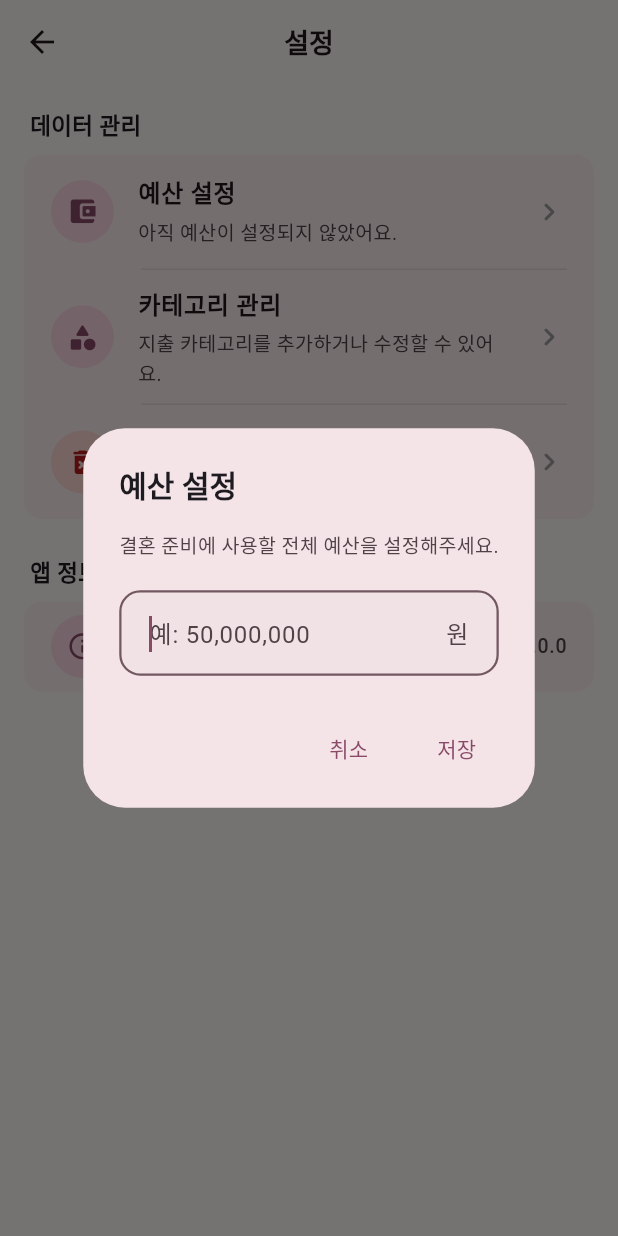
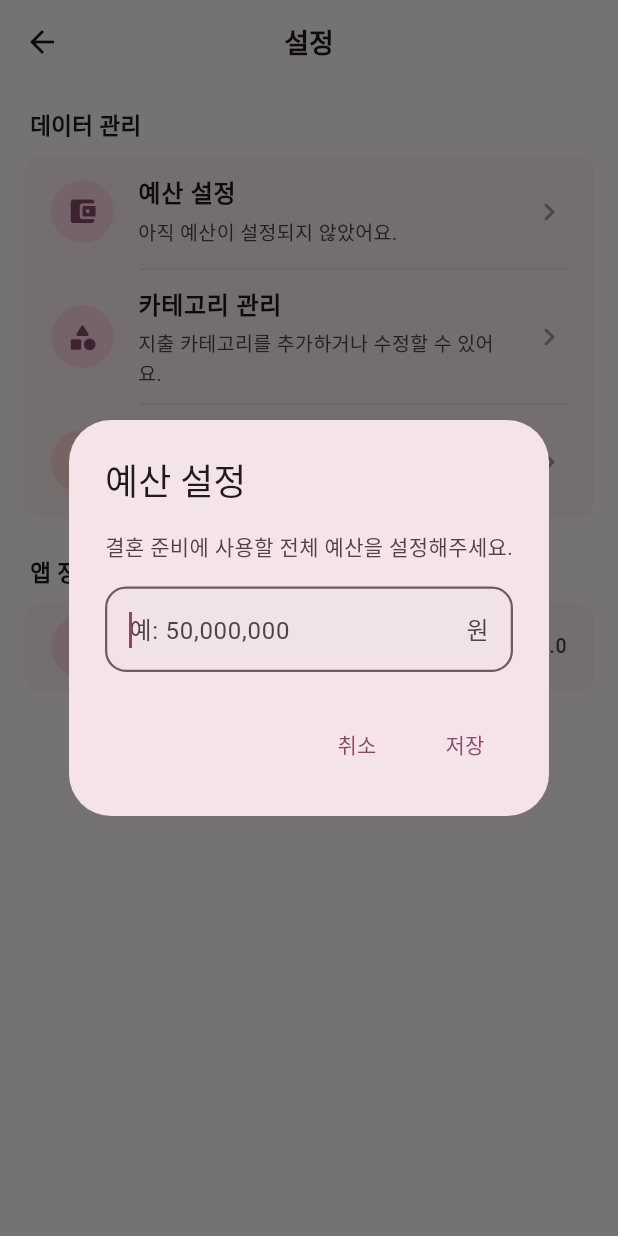
Before and after one commit to byeon-ji-young/wedding_money_manager_mobile, a Flutter app: the SettingsScreen screen opened directly, after a tap on "예산 설정", on a phone screen of 412 x 824 dp. Run offline on Flutter 3.47's test engine with Material 3 defaults, Android fonts, the phone set to English and light mode, and no system bars; our stand-ins replace google_fonts, sqflite; accounts and stored records are empty; Roboto replaces fonts that are missing (Jua).

Commit message:
refactor: 예산 설정 다이얼로그 공통화

```diff
--- a/lib/screens/category_management_screen.dart
+++ b/lib/screens/category_management_screen.dart
@@ -40,6 +40,7 @@ class _CategoryManagementScreenState extends State<CategoryManagementScreen> {
     });
   }
 
+  // 카테고리 등록 Dialog
   Future<void> showAddCategoryDialog() async {
     final controller = TextEditingController();
 
@@ -87,6 +88,7 @@ class _CategoryManagementScreenState extends State<CategoryManagementScreen> {
       },
     );
 
+    // 다이얼로그가 완전히 닫힌 다음 처리
     WidgetsBinding.instance.addPostFrameCallback((_) {
       controller.dispose();
 
@@ -96,6 +98,7 @@ class _CategoryManagementScreenState extends State<CategoryManagementScreen> {
     });
   }
 
+  // 카테고리 수정 Dialog
   Future<void> showEditCategoryDialog(Category category) async {
     final controller = TextEditingController(text: category.name);
 
@@ -147,6 +150,7 @@ class _CategoryManagementScreenState extends State<CategoryManagementScreen> {
       }),
     );
 
+    // 다이얼로그가 완전히 닫힌 다음 처리
     WidgetsBinding.instance.addPostFrameCallback((_) {
       controller.dispose();
 
--- a/lib/screens/settings_screen.dart
+++ b/lib/screens/settings_screen.dart
@@ -1,7 +1,11 @@
 import 'package:flutter/material.dart';
 
 import '../database/database_helper.dart';
+
 import '../models/settings.dart';
+
+import '../widgets/budget_dialog.dart';
+
 import 'category_management_screen.dart';
 
 class SettingsScreen extends StatefulWidget {
@@ -153,145 +157,6 @@ class _SettingsScreenState extends State<SettingsScreen> {
     );
   }
 
-  // 예산 설정 다이얼로그
-  Future<void> showBudgetDialog() async {
-    final budgetController = TextEditingController(
-      text: budget?.toString() ?? '',
-    );
-
-    await showDialog(
-      context: context,
-      builder: (context) {
-        String? errorMessage;
-
-        return StatefulBuilder(
-          builder: (context, setDialogState) {
-            final colorScheme = Theme.of(context).colorScheme;
-
-            return AlertDialog(
-              title: const Text(
-                '예산 설정',
-                style: TextStyle(fontSize: 20, fontWeight: FontWeight.bold),
-              ),
-              content: Column(
-                mainAxisSize: MainAxisSize.min,
-                crossAxisAlignment: CrossAxisAlignment.start,
-                children: [
-                  Text(
-                    '결혼 준비에 사용할 전체 예산을 설정해주세요.',
-                    style: TextStyle(
-                      fontSize: 13,
-                      color: colorScheme.onSurfaceVariant,
-                    ),
-                  ),
-                  const SizedBox(height: 20),
-
-                  TextField(
-                    controller: budgetController,
-                    keyboardType: TextInputType.number,
-                    autofocus: true,
-                    decoration: InputDecoration(
-                      hintText: '예: 50,000,000',
-                      suffixText: '원',
-                      filled: true,
-                      fillColor: colorScheme.surfaceContainerHighest.withValues(
-                        alpha: 0.5,
-                      ),
-                      border: OutlineInputBorder(
-                        borderRadius: BorderRadius.circular(14),
-                        borderSide: BorderSide.none,
-                      ),
-                      enabledBorder: OutlineInputBorder(
-                        borderRadius: BorderRadius.circular(14),
-                        borderSide: BorderSide.none,
-                      ),
-                      focusedBorder: OutlineInputBorder(
-                        borderRadius: BorderRadius.circular(14),
-                        borderSide: BorderSide(
-                          color: colorScheme.secondary,
-                          width: 1.5,
-                        ),
-                      ),
-                      contentPadding: const EdgeInsets.symmetric(
-                        horizontal: 16,
-                        vertical: 16,
-                      ),
-                    ),
-                  ),
-
-                  if (errorMessage != null) ...[
-                    const SizedBox(height: 8),
-                    Text(
-                      errorMessage!,
-                      style: TextStyle(color: colorScheme.error, fontSize: 13),
-                    ),
-                  ],
-                ],
-              ),
-              actionsPadding: const EdgeInsets.fromLTRB(20, 0, 20, 16),
-              actions: [
-                TextButton(
-                  onPressed: () {
-                    Navigator.pop(context);
-                  },
-                  child: const Text('취소'),
-                ),
-                TextButton(
-                  onPressed: () async {
-                    final value = int.tryParse(budgetController.text);
-
-                    if (value == null || value <= 0) {
-                      setDialogState(() {
-                        errorMessage = '올바른 금액을 입력해주세요.';
-                      });
-                      return;
-                    }
-
-                    if (budget == null) {
-                      await DatabaseHelper.instance.insertSetting(
-                        Settings(key: 'budget', value: value.toString()),
-                      );
-                    } else {
-                      final setting = await DatabaseHelper.instance.getSetting(
-                        'budget',
-                      );
-
-                      if (setting != null) {
-                        await DatabaseHelper.instance.updateSetting(
-                          Settings(
-                            id: setting.id,
-                            key: 'budget',
-                            value: value.toString(),
-                          ),
-                        );
-                      }
-                    }
-
-                    if (!context.mounted) {
-                      return;
-                    }
-
-                    Navigator.pop(context);
-                  },
-                  child: const Text('저장'),
-                ),
-              ],
-            );
-          },
-        );
-      },
-    );
-
-    // 다이얼로그가 완전히 닫힌 다음 처리
-    WidgetsBinding.instance.addPostFrameCallback((_) {
-      budgetController.dispose();
-
-      if (mounted) {
-        loadBudget();
-      }
-    });
-  }
-
   // 전체 데이터 초기화
   Future<void> resetAllData() async {
     final shouldReset = await showDialog<bool>(
@@ -367,7 +232,40 @@ class _SettingsScreenState extends State<SettingsScreen> {
                       subtitle: budget == null
                           ? '아직 예산이 설정되지 않았어요.'
                           : '${formatAmount(budget!)}원',
-                      onTap: showBudgetDialog,
+                      onTap: () async {
+                        final result = await showDialog<int>(
+                          context: context,
+                          builder: (context) =>
+                              BudgetDialog(currentBudget: budget),
+                        );
+
+                        if (result == null) {
+                          return;
+                        }
+
+                        final setting = await DatabaseHelper.instance
+                            .getSetting('budget');
+
+                        if (setting == null) {
+                          await DatabaseHelper.instance.insertSetting(
+                            Settings(key: 'budget', value: result.toString()),
+                          );
+                        } else {
+                          await DatabaseHelper.instance.updateSetting(
+                            Settings(
+                              id: setting.id,
+                              key: 'budget',
+                              value: result.toString(),
+                            ),
+                          );
+                        }
+
+                        if (!mounted) {
+                          return;
+                        }
+
+                        await loadBudget();
+                      },
                     ),
                     buildSettingTile(
                       icon: Icons.category_rounded,
--- /dev/null
+++ b/lib/widgets/budget_dialog.dart
@@ -0,0 +1,94 @@
+import 'package:flutter/material.dart';
+
+class BudgetDialog extends StatefulWidget {
+  final int? currentBudget;
+
+  const BudgetDialog({super.key, this.currentBudget});
+
+  @override
+  State<BudgetDialog> createState() => _BudgetDialogState();
+}
+
+class _BudgetDialogState extends State<BudgetDialog> {
+  late final TextEditingController controller;
+
+  @override
+  void initState() {
+    super.initState();
+
+    controller = TextEditingController(
+      text: widget.currentBudget?.toString() ?? '',
+    );
+  }
+
+  @override
+  void dispose() {
+    controller.dispose();
+    super.dispose();
+  }
+
+  @override
+  Widget build(BuildContext context) {
+    final colorScheme = Theme.of(context).colorScheme;
+
+    return AlertDialog(
+      title: const Text('예산 설정'),
+      content: Column(
+        mainAxisSize: MainAxisSize.min,
+        crossAxisAlignment: CrossAxisAlignment.start,
+        children: [
+          Text(
+            '결혼 준비에 사용할 전체 예산을 설정해주세요.',
+            style: TextStyle(fontSize: 14, color: colorScheme.onSurfaceVariant),
+          ),
+          const SizedBox(height: 16),
+          TextField(
+            controller: controller,
+            autofocus: true,
+            keyboardType: TextInputType.number,
+            decoration: InputDecoration(
+              hintText: '예: 50,000,000',
+              suffixText: '원',
+              filled: true,
+              fillColor: colorScheme.surfaceContainerHighest.withValues(
+                alpha: 0.5,
+              ),
+              border: OutlineInputBorder(
+                borderRadius: BorderRadius.circular(14),
+                borderSide: BorderSide.none,
+              ),
+              focusedBorder: OutlineInputBorder(
+                borderRadius: BorderRadius.circular(14),
+                borderSide: BorderSide(
+                  color: colorScheme.secondary,
+                  width: 1.5,
+                ),
+              ),
+            ),
+          ),
+        ],
+      ),
+      actions: [
+        TextButton(
+          onPressed: () {
+            Navigator.pop(context);
+          },
+          child: const Text('취소'),
+        ),
+        TextButton(
+          onPressed: () {
+            final text = controller.text.replaceAll(',', '').trim();
+            final value = int.tryParse(text);
+
+            if (value == null || value <= 0) {
+              return;
+            }
+
+            Navigator.pop(context, value);
+          },
+          child: const Text('저장'),
+        ),
+      ],
+    );
+  }
+}
```
Also changed, not shown: lib/screens/home_screen.dart (+42 -112 lines).
